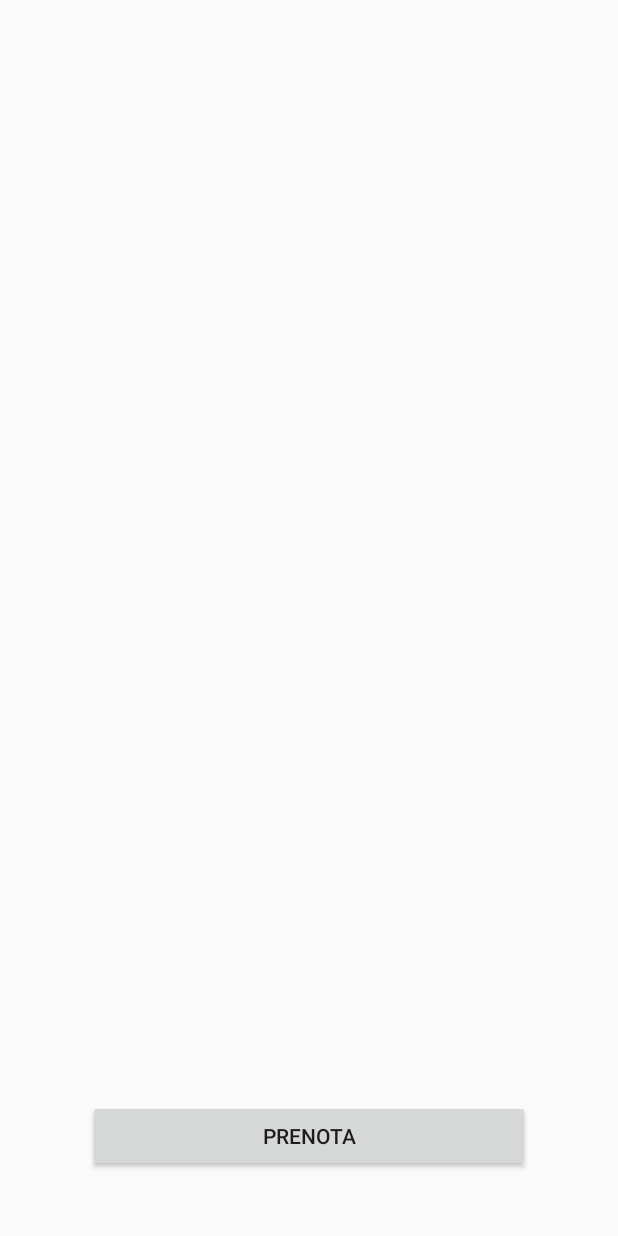
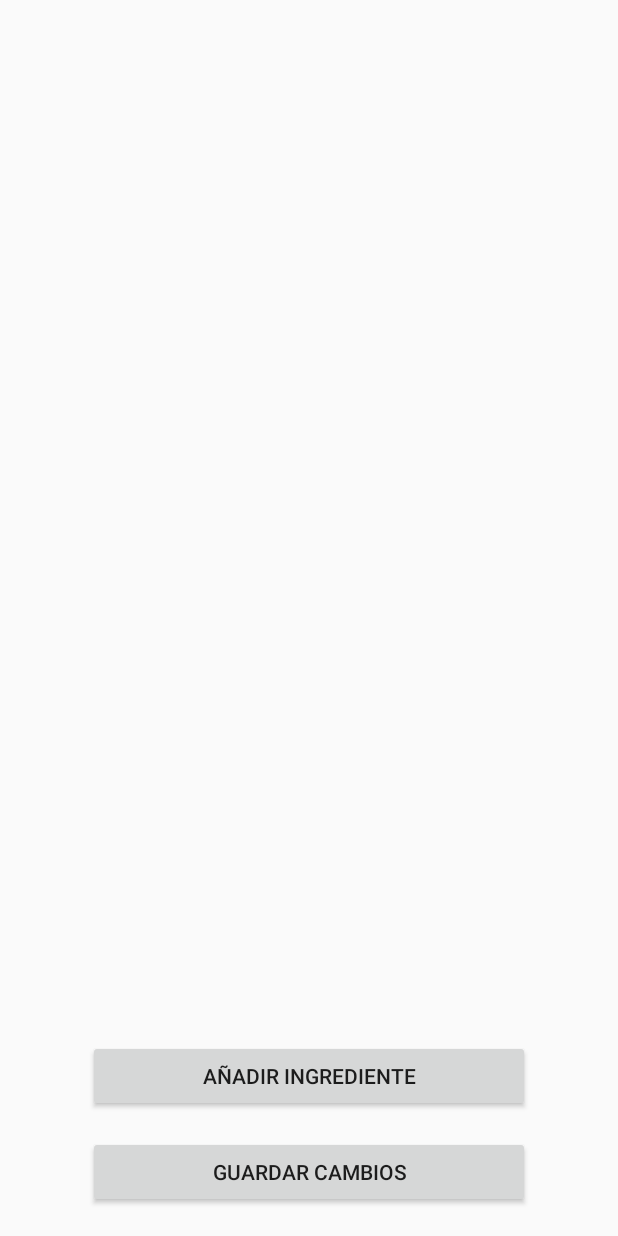
Before and after one commit to Javi96/TMI, an Android app: the EditPlateActivity screen opened directly, with no data from a screen before it, on a phone screen of 412 x 824 dp. Run offline under Robolectric (Android 15) with nearby library versions, the phone set to English and light mode, and no system bars; libraries missing offline, so code that uses them is left out: com.marozzi.roundbutton, es.dmoral.toasty; plain views replace RoundButton; 2 statements that could not run were skipped.

Commit message:
Cambios generales en la interfaz

```diff
--- a/text_recognition/app/build.gradle
+++ b/text_recognition/app/build.gradle
@@ -20,9 +20,10 @@ android {
 
 dependencies {
     implementation fileTree(dir: 'libs', include: ['*.jar'])
+    implementation 'com.github.GrenderG:Toasty:1.4.2'
+
     implementation 'com.android.support:appcompat-v7:28.0.0'
     implementation 'com.marozzi.roundbutton:round-button:1.0.7'
-
     // https://mvnrepository.com/artifact/com.google.android.gms/play-services-vision
     implementation group: 'com.google.android.gms', name: 'play-services-vision', version: '17.0.2'
 // https://mvnrepository.com/artifact/com.textrazor/textrazor
--- a/text_recognition/app/src/main/java/com/example/textrecognition2/DietActivity.java
+++ b/text_recognition/app/src/main/java/com/example/textrecognition2/DietActivity.java
@@ -17,6 +17,8 @@ import com.example.textrecognition2.domain.FoodDatabase;
 import com.example.textrecognition2.domain.FoodRepository;
 
 import java.util.ArrayList;
+
+import es.dmoral.toasty.Toasty;
 
 public class DietActivity extends AppCompatActivity implements View.OnClickListener{
 
@@ -55,6 +57,8 @@ public class DietActivity extends AppCompatActivity implements View.OnClickListe
         else
             Toast.makeText(getApplicationContext(), "Fuck no estaba el flan" , Toast.LENGTH_LONG).show();
         //*/
+
+
     }
 
     @Override
--- a/text_recognition/app/src/main/res/layout/activity_edit_plate.xml
+++ b/text_recognition/app/src/main/res/layout/activity_edit_plate.xml
@@ -40,6 +40,23 @@
         app:layout_constraintStart_toStartOf="parent"
         app:layout_constraintTop_toTopOf="parent"
         app:srcCompat="@color/colorAccent" />-->
+
+    <Button
+        android:id="@+id/act_edit_plate_add_ingr"
+        android:layout_width="match_parent"
+        android:layout_height="wrap_content"
+        android:layout_marginStart="16dp"
+        android:layout_marginLeft="16dp"
+        android:layout_marginTop="16dp"
+        android:layout_marginEnd="16dp"
+        android:layout_marginRight="16dp"
+        android:layout_marginBottom="16dp"
+        android:text="añadir ingrediente"
+        app:layout_constraintBottom_toTopOf="@+id/btn_edit_plate"
+        app:layout_constraintEnd_toEndOf="parent"
+        app:layout_constraintStart_toStartOf="parent"
+        app:layout_constraintTop_toTopOf="parent" />
+
     <com.marozzi.roundbutton.RoundButton
         android:id="@+id/btn_edit_plate"
         android:layout_width="match_parent"
@@ -48,13 +65,12 @@
         android:layout_marginLeft="16dp"
         android:layout_marginEnd="16dp"
         android:layout_marginRight="16dp"
-        android:layout_marginBottom="32dp"
+        android:layout_marginBottom="8dp"
         android:gravity="center"
-        android:text="prenota"
+        android:text="guardar cambios"
         app:layout_constraintBottom_toBottomOf="parent"
         app:layout_constraintEnd_toEndOf="parent"
         app:layout_constraintStart_toStartOf="parent"
-        app:layout_constraintTop_toTopOf="parent"
         app:rb_animation_alpha="false"
         app:rb_animation_corner_radius="20dp"
         app:rb_animation_duration="500"
@@ -63,12 +79,12 @@
         app:rb_animation_progress_style="circle"
         app:rb_animation_progress_width="2dp"
         app:rb_background_color="@android:color/transparent"
-        app:rb_success_resource="@drawable/white_tick"
         app:rb_background_color_pressed="@color/colorWhite"
         app:rb_corner_color="@color/colorPrimary"
         app:rb_corner_color_pressed="@color/colorRed"
         app:rb_corner_radius="2dp"
         app:rb_corner_width="1dp"
+        app:rb_success_resource="@drawable/white_tick"
         app:rb_text_color="@color/colorPrimary"
         app:rb_text_color_pressed="@android:color/white" />
 
--- a/text_recognition/app/src/main/res/layout/component_box1.xml
+++ b/text_recognition/app/src/main/res/layout/component_box1.xml
@@ -3,6 +3,7 @@
     xmlns:android="http://schemas.android.com/apk/res/android"
     xmlns:app="http://schemas.android.com/apk/res-auto"
     android:layout_width="wrap_content"
+    android:visibility="gone"
     android:layout_height="64dp">
 
     <Button
--- a/text_recognition/build.gradle
+++ b/text_recognition/build.gradle
@@ -4,6 +4,7 @@ buildscript {
     repositories {
         google()
         jcenter()
+
     }
     dependencies {
         classpath 'com.android.tools.build:gradle:3.3.2'
@@ -17,7 +18,7 @@ allprojects {
     repositories {
         google()
         jcenter()
-
+        maven { url "https://jitpack.io" }
     }
 }
 
```
Also changed, not shown: text_recognition/app/src/main/java/com/example/textrecognition2/DietScheduleActivity.java (+18 -3 lines), text_recognition/app/src/main/java/com/example/textrecognition2/EditPlateActivity.java (+38 -2 lines), text_recognition/app/src/main/java/com/example/textrecognition2/MainActivity.java (+21 -0 lines), text_recognition/app/src/main/java/com/example/textrecognition2/MenuActivity.java (+8 -3 lines), text_recognition/app/src/main/res/layout/activity_menu.xml (+33 -16 lines), 2 other files.
